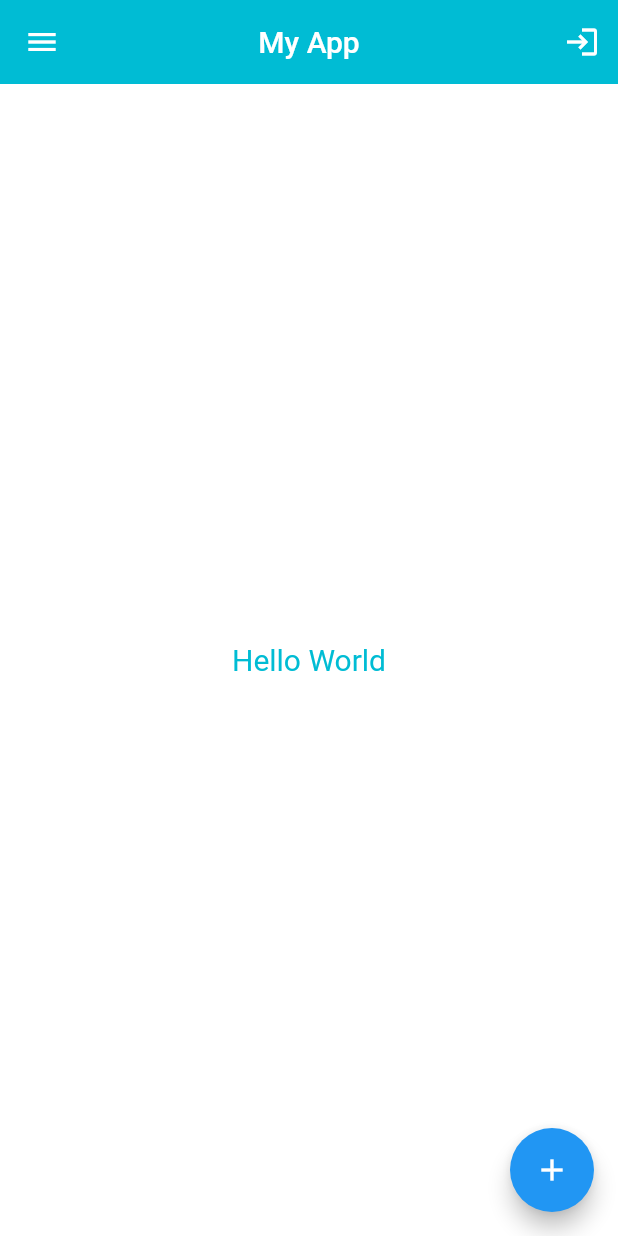
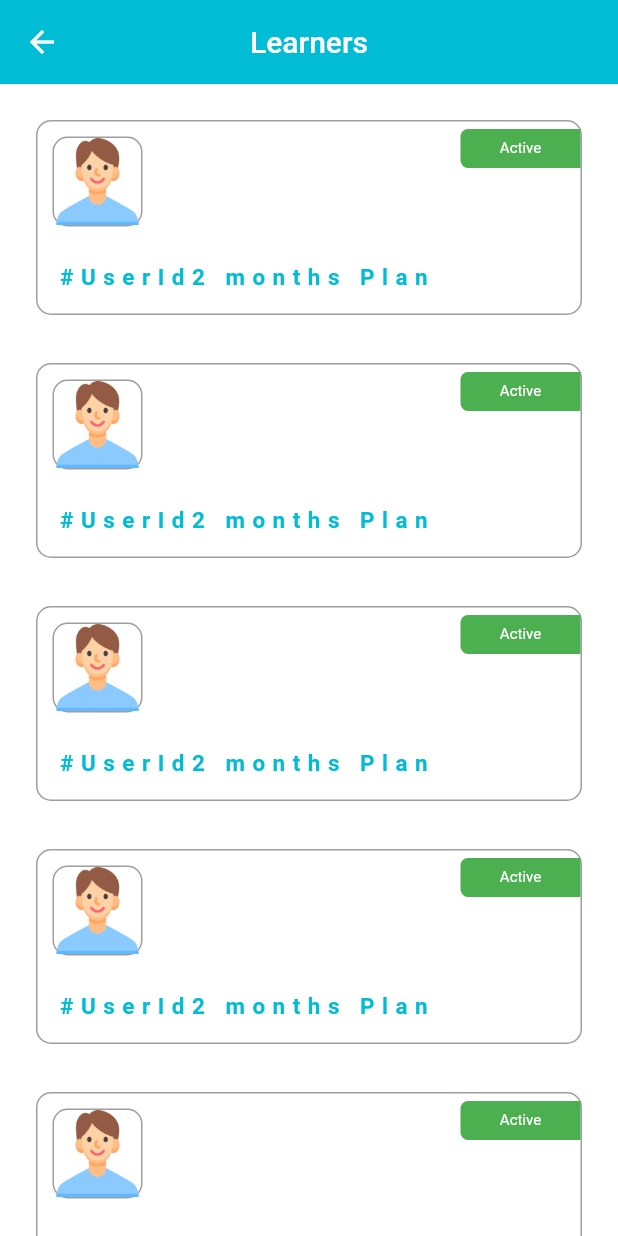
Before and after one commit to FaizanBeriwala/Flutter-Traning, a Flutter app: the Home_Screen screen opened by its route, in the side drawer, after a tap on "Contact Us", on a phone screen of 412 x 824 dp. Run offline on Flutter 3.47's test engine with Material 2 defaults, Android fonts, the phone set to English and light mode, and no system bars.

Commit message:
- working on Creating learner list ui.

```diff
--- a/lib/main.dart
+++ b/lib/main.dart
@@ -1,4 +1,5 @@
 import 'package:demo_bv/screens/home/home.dart';
+import 'package:demo_bv/screens/list/ui/learnerlist.dart';
 import 'package:demo_bv/screens/login/login_screen.dart';
 import 'package:demo_bv/screens/register/register.dart';
 import 'package:flutter/cupertino.dart';
@@ -43,6 +44,13 @@ class MyApp extends StatelessWidget {
                 builder: (BuildContext context) => const Register_Screen(),
               );
             }
+          case '/learnerList':
+            {
+              return CupertinoPageRoute<bool>(
+                fullscreenDialog: false,
+                builder: (BuildContext context) => const LearnerList(),
+              );
+            }
         }
       },
     );
--- a/lib/screens/home/home.dart
+++ b/lib/screens/home/home.dart
@@ -40,7 +40,6 @@ class Home_Screen extends StatelessWidget {
           msg: "Hello World",
           fontSize: 20,
           textColor: Colors.cyan,
-
         ),
       ),
       floatingActionButton: FloatingActionButton(
--- /dev/null
+++ b/lib/screens/list/ui/learner_model.dart
@@ -0,0 +1,37 @@
+
+
+import 'package:flutter/material.dart';
+
+class LearnerModel {
+  String name = "";
+  String gender = "";
+  String age = "";
+  String DOB = "";
+  String subscriptionTime = "";
+  String date = "";
+  String expireText = "";
+  Color expireColor = Colors.green;
+  String imagePath = "";
+
+  LearnerModel({
+    required this.name,
+    required this.gender,
+    required this.age,
+    required this.date,
+    required this.DOB,
+    required this.subscriptionTime,
+    required this.expireText,
+    required this.expireColor,
+    required this.imagePath
+      });
+}
+
+
+class DiagonsisModel {
+  String name = "";
+
+
+  DiagonsisModel({
+    required this.name,
+  });
+}
--- /dev/null
+++ b/lib/screens/list/ui/learnerlist.dart
@@ -0,0 +1,122 @@
+import 'package:flutter/material.dart';
+
+import '../../common/text_widget.dart';
+import 'learner_model.dart';
+
+class LearnerList extends StatefulWidget {
+  const LearnerList({super.key});
+
+  @override
+  State<StatefulWidget> createState() => LearnerWidget();
+}
+
+List<LearnerModel> learnerList = [];
+
+class LearnerWidget extends State<LearnerList> {
+  @override
+  Widget build(BuildContext context) {
+    for (var i = 0; i < 10; i++) {
+      learnerList.add(LearnerModel(
+          name: "Tome Curse",
+          gender: "Male",
+          age: "22Years",
+          date: "10/april/2023 To 23/april/2023",
+          DOB: "31-jan-2023",
+          subscriptionTime: "2 months Plan",
+          expireText: "Active",
+          expireColor: Colors.green,
+          imagePath: "assets/images/person.png"));
+    }
+
+    return Scaffold(
+        backgroundColor: Colors.white,
+        appBar: AppBar(
+          backgroundColor: Colors.cyan,
+          centerTitle: true,
+          elevation: 0,
+          title: const Text("Learners"),
+        ),
+        body: ListView.builder(
+          padding: const EdgeInsets.all(8),
+          itemCount: learnerList.length,
+          itemBuilder: (context, index) {
+            return InkWell(
+              onTap: () {
+                Navigator.of(context).pushNamed("/register");
+              },
+              child: Container(
+                margin: const EdgeInsets.all(16),
+                decoration: BoxDecoration(
+                  border: Border.all(color: Colors.grey),
+                  borderRadius: BorderRadius.circular(10),
+                ),
+                child: Column(
+                  crossAxisAlignment: CrossAxisAlignment.start,
+                  children: [
+                    Row(
+                      crossAxisAlignment: CrossAxisAlignment.start,
+                      children: [
+                        Padding(
+                          padding: const EdgeInsets.all(10),
+                          child: Container(
+                            width: 60,
+                            height: 60,
+                            decoration: BoxDecoration(
+                                border: Border.all(color: Colors.grey),
+                                borderRadius: BorderRadius.circular(10)),
+                            child: Image.asset(
+                              learnerList[index].imagePath,
+                              fit: BoxFit.cover,
+                            ),
+                          ),
+                        ),
+                        Expanded(flex: 1,
+                            child: Column(
+                              mainAxisAlignment: MainAxisAlignment.start,
+                              crossAxisAlignment: CrossAxisAlignment.start,
+                              children: [],
+                            )
+                        ),
+                        Padding(
+                          padding: EdgeInsets.only(top: 5),
+                          child: Container(
+                            constraints: const BoxConstraints(minWidth: 80),
+                            decoration: BoxDecoration(
+                                color: learnerList[index].expireColor,
+                                borderRadius: const BorderRadius.only(
+                                    topLeft: Radius.circular(5),
+                                    bottomLeft: Radius.circular(5))),
+                            child: Padding(
+                              padding: const EdgeInsets.all(5),
+                              child: Center(
+                                child: CustomTextWidget(
+                                  msg: learnerList[index].expireText,
+                                  textColor: Colors.white,
+                                  fontSize: 10,
+                                  isBold: false,
+                                  textPadding: 2,
+                                ),
+                              ),
+                            ),
+                          ),
+                        )
+                      ],
+                    ),
+                    Padding(
+                      padding: const EdgeInsets.all(10),
+                      child: CustomTextWidget(
+                        msg: "#UserId${learnerList[index].subscriptionTime}",
+                        textColor: Colors.cyan,
+                        fontSize: 15,
+                        isBold: true,
+                        textPadding: 5,
+                      ),
+                    ),
+                  ],
+                ),
+              ),
+            );
+          },
+        ));
+  }
+}
--- a/lib/screens/main/navigation.dart
+++ b/lib/screens/main/navigation.dart
@@ -32,6 +32,7 @@ class CustomNavigationWidget extends StatelessWidget {
             title: const Text("Contact Us"),
             onTap: () {
               drawerState.currentState?.closeDrawer();
+              Navigator.of(context).pushNamed("/learnerList");
             },
           ),
         ],
--- a/pubspec.yaml
+++ b/pubspec.yaml
@@ -59,9 +59,9 @@ flutter:
   uses-material-design: true
 
   # To add assets to your application, add an assets section, like this:
-  # assets:
-  #   - images/a_dot_burr.jpeg
-  #   - images/a_dot_ham.jpeg
+  assets:
+    - assets/images/
+#    - images/a_dot_ham.jpeg
 
   # An image asset can refer to one or more resolution-specific "variants", see
   # https://flutter.dev/assets-and-images/#resolution-aware
```
Also changed, not shown: lib/screens/login/forgot_password.dart (+29 -1 lines), lib/screens/register/register_field.dart (+44 -0 lines), assets/images/person.png (added).
